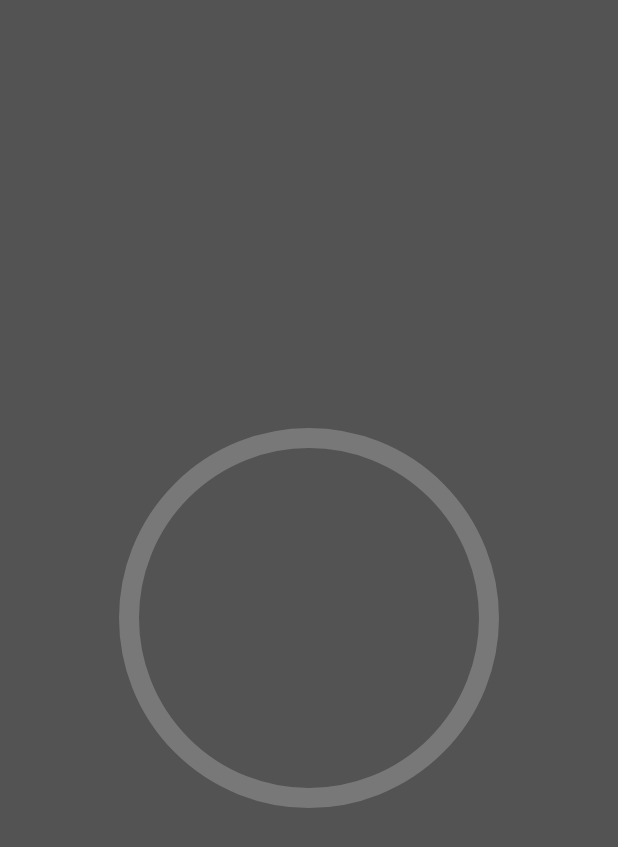
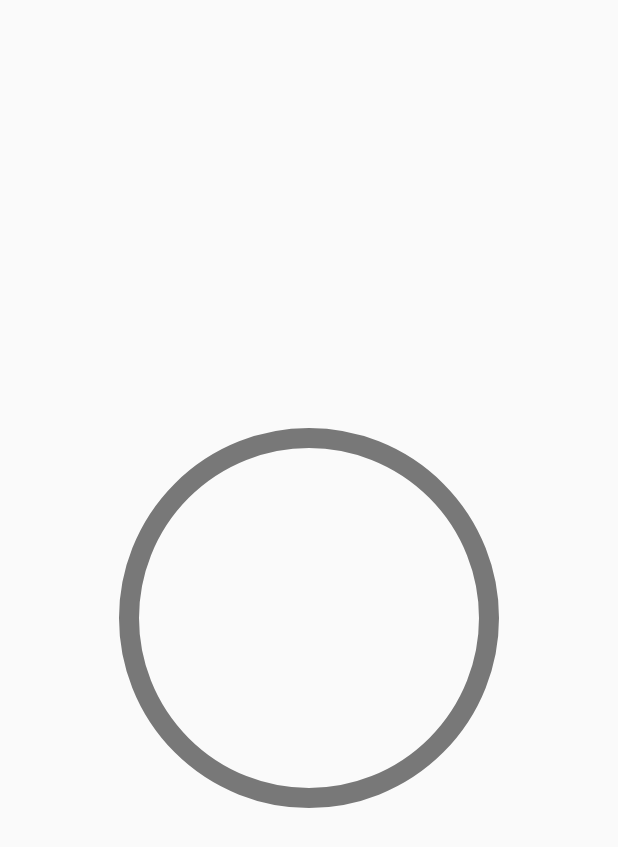
Before and after one commit to interamaster/GHFINCAS, an Android app: the layout activity_circular_bar.xml on its own in the app's theme, with its tools: preview values and no code run, on a phone screen of 412 x 824 dp. Shown: the top 847 px of the screen. Run offline under Robolectric (Android 15) with nearby library versions, the phone set to English and light mode, and no system bars.

Commit message:
arreglado background ProgressBarAxctivity

```diff
--- a/app/src/main/res/layout/activity_circular_bar.xml
+++ b/app/src/main/res/layout/activity_circular_bar.xml
@@ -2,13 +2,9 @@
 <RelativeLayout xmlns:android="http://schemas.android.com/apk/res/android"
     xmlns:tools="http://schemas.android.com/tools"
     xmlns:circular="com.mio.jrdv.ghfincas.CircularProgressBar"
-    android:background="#aa000000"
+
     android:layout_width="match_parent"
     android:layout_height="match_parent"
-    android:paddingBottom="@dimen/activity_vertical_margin"
-    android:paddingLeft="0dp"
-    android:paddingRight="0dp"
-    android:paddingTop="@dimen/activity_vertical_margin"
     android:fitsSystemWindows="true"
     tools:context="com.mio.jrdv.ghfincas.CircularBarActivity"
    >
--- a/app/src/main/res/values/styles.xml
+++ b/app/src/main/res/values/styles.xml
@@ -67,7 +67,7 @@
         <item name="android:windowContentOverlay">@null</item>
         <item name="android:windowNoTitle">true</item>
         <item name="android:windowIsFloating">true</item>
-        <item name="android:backgroundDimEnabled">false</item>
+        <item name="android:backgroundDimEnabled">true</item>
 
     </style>
 
```
